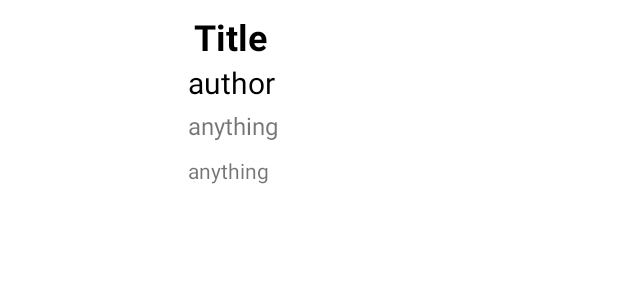
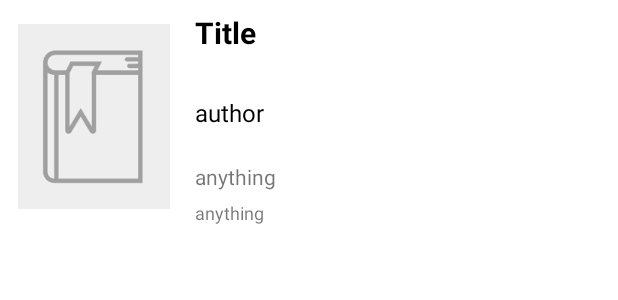
Before and after one commit to Oh-Afterglow/MyBookkeeper, an Android app: the layout book_item.xml on its own in the app's theme, with its tools: preview values and no code run, on a phone screen of 412 x 824 dp. Shown: the top 300 px of the screen. Run offline under Robolectric (Android 15) with nearby library versions, the phone set to English and light mode, and no system bars; network calls fail.

Commit message:
maybe I've finished this.

```diff
--- a/app/src/main/java/com/example/mybookkeeper/AddBookActivity.kt
+++ b/app/src/main/java/com/example/mybookkeeper/AddBookActivity.kt
@@ -67,6 +67,11 @@ class AddBookActivity : AppCompatActivity() {
         initSearchButton()
     }
 
+    override fun onStop() {
+        super.onStop()
+        bookListViewModel.saveBooks(this.applicationContext)
+    }
+
     private fun initAddBookButton() {
         addButton.isEnabled = false
         addButton.setOnClickListener {
@@ -100,7 +105,6 @@ class AddBookActivity : AppCompatActivity() {
                     // do nothing
                 }
                 alertDialog.show()
-                bookListViewModel.saveBooks(this.applicationContext)
             }
         }
     }
--- a/app/src/main/res/layout/book_item.xml
+++ b/app/src/main/res/layout/book_item.xml
@@ -1,5 +1,6 @@
 <?xml version="1.0" encoding="utf-8"?>
 <androidx.constraintlayout.widget.ConstraintLayout xmlns:android="http://schemas.android.com/apk/res/android"
+    xmlns:tools="http://schemas.android.com/tools"
     android:layout_width="match_parent"
     android:layout_height="wrap_content"
     xmlns:app="http://schemas.android.com/apk/res-auto">
@@ -7,39 +8,41 @@
     <TextView
         android:id="@+id/publisher_list"
         android:layout_width="270dp"
-        android:layout_height="27dp"
+        android:layout_height="25dp"
 
         android:layout_marginStart="4dp"
         android:layout_marginLeft="4dp"
-        android:layout_marginTop="4dp"
         android:layout_marginEnd="8dp"
         android:layout_marginRight="8dp"
         android:text="@string/publisher_list"
-        android:textSize="16sp"
+        android:textSize="14sp"
         app:layout_constraintEnd_toEndOf="parent"
+        app:layout_constraintHorizontal_bias="0.75"
         app:layout_constraintStart_toEndOf="@id/book_cover"
         app:layout_constraintTop_toBottomOf="@+id/author_list" />
 
     <TextView
         android:id="@+id/year_list"
         android:layout_width="270dp"
-        android:layout_height="27dp"
+        android:layout_height="20dp"
         android:layout_marginStart="4dp"
         android:layout_marginLeft="4dp"
-        android:layout_marginTop="4dp"
         android:layout_marginEnd="8dp"
         android:layout_marginRight="8dp"
         android:text="@string/year_list"
+        android:textSize="12sp"
         app:layout_constraintEnd_toEndOf="parent"
+        app:layout_constraintHorizontal_bias="0.75"
         app:layout_constraintStart_toEndOf="@id/book_cover"
         app:layout_constraintTop_toBottomOf="@+id/publisher_list" />
 
     <ImageView
         android:id="@+id/book_cover"
-        android:layout_width="99dp"
-        android:layout_height="122dp"
+        android:layout_width="101dp"
+        android:layout_height="139dp"
         android:layout_margin="8dp"
         android:contentDescription="@string/book_cover_content_description"
+        app:srcCompat="@drawable/download"
         app:layout_constraintBottom_toBottomOf="parent"
         app:layout_constraintEnd_toStartOf="@id/title_list"
         app:layout_constraintHorizontal_bias="0.151"
@@ -49,7 +52,7 @@
     <TextView
         android:id="@+id/title_list"
         android:layout_width="270dp"
-        android:layout_height="29dp"
+        android:layout_height="54dp"
         android:layout_marginStart="4dp"
         android:layout_marginLeft="4dp"
         android:layout_marginTop="8dp"
@@ -57,7 +60,7 @@
         android:layout_marginRight="8dp"
         android:text="@string/title_list"
         android:textColor="@color/black"
-        android:textSize="24sp"
+        android:textSize="20sp"
         android:textStyle="bold"
         app:layout_constraintEnd_toEndOf="parent"
         app:layout_constraintStart_toEndOf="@+id/book_cover"
@@ -66,16 +69,17 @@
     <TextView
         android:id="@+id/author_list"
         android:layout_width="270dp"
-        android:layout_height="27dp"
+        android:layout_height="44dp"
         android:layout_marginStart="4dp"
         android:layout_marginLeft="4dp"
-        android:layout_marginTop="4dp"
+        android:layout_marginTop="2dp"
         android:layout_marginEnd="8dp"
         android:layout_marginRight="8dp"
         android:text="@string/author_list"
         android:textColor="@color/black"
-        android:textSize="20sp"
+        android:textSize="16sp"
         app:layout_constraintEnd_toEndOf="parent"
+        app:layout_constraintHorizontal_bias="0.75"
         app:layout_constraintStart_toEndOf="@id/book_cover"
         app:layout_constraintTop_toBottomOf="@+id/title_list" />
 
--- a/app/src/main/res/values/strings.xml
+++ b/app/src/main/res/values/strings.xml
@@ -27,4 +27,5 @@
     <string name="publisher_year_list">anything · anything</string>
     <string name="publisher_list">anything</string>
     <string name="year_list">anything</string>
+    <string name="search_author">Search Author</string>
 </resources>
```
Also changed, not shown: app/src/main/java/com/example/mybookkeeper/BookAdapter.kt (+52 -14 lines), app/src/main/java/com/example/mybookkeeper/BookListActivity.kt (+27 -2 lines), app/src/main/java/com/example/mybookkeeper/BookListViewModel.kt (+31 -4 lines), app/src/main/res/layout/activity_book_list.xml (+19 -11 lines).
